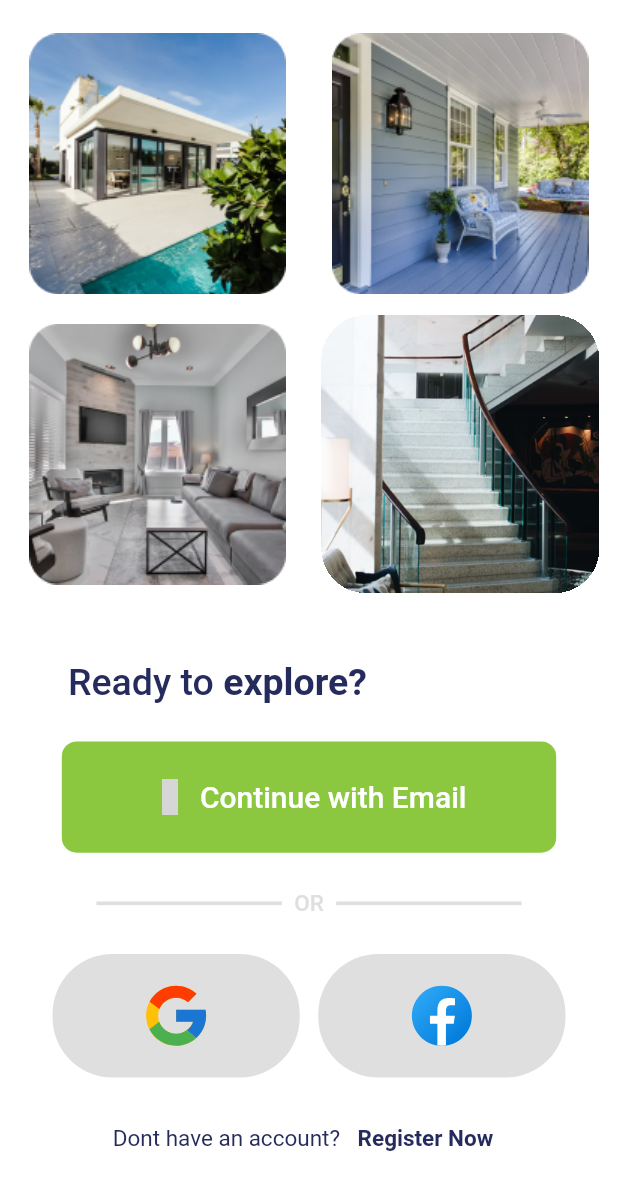
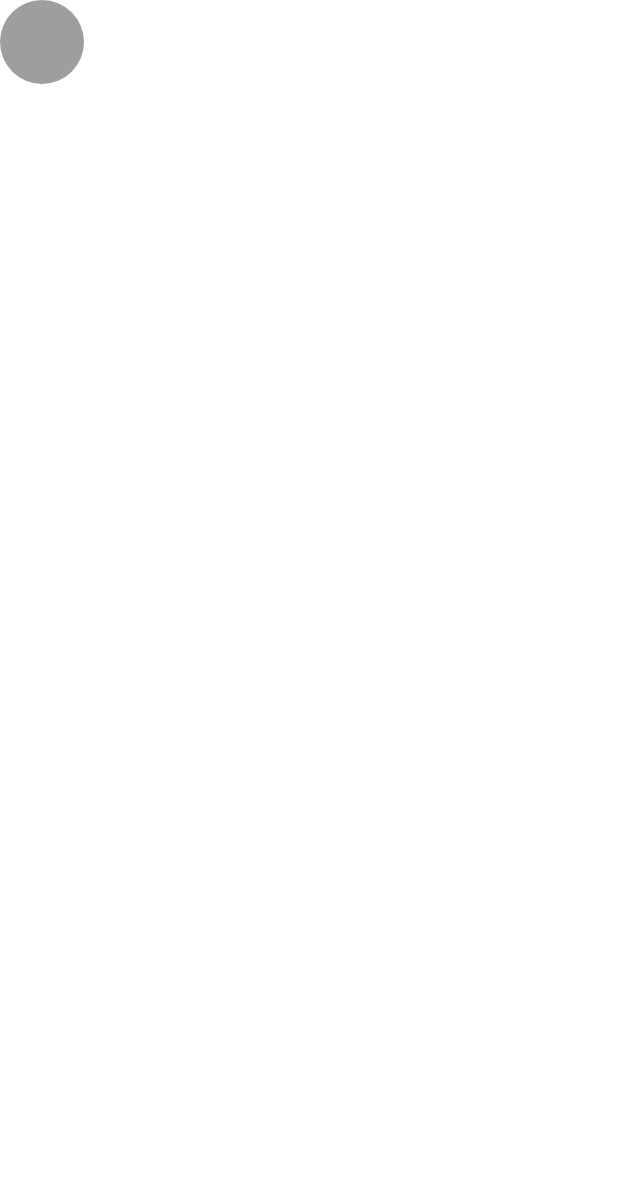
Before and after one commit to H-A-Group/NewRealty, a Flutter app: the StartUp screen opened by its route, after a tap on "Register Now", on a phone screen of 412 x 824 dp. Shown: the top 1190 px of the screen. Run offline on Flutter 3.47's test engine with Material 2 defaults, Android fonts, the phone set to English and light mode, and no system bars; our stand-ins replace flutter_svg, smooth_page_indicator; missing offline and left inert: icon_broken; grey boxes are pictures that could not be loaded.

```diff
--- a/lib/config/routes/app_routes.dart
+++ b/lib/config/routes/app_routes.dart
@@ -3,6 +3,7 @@ import 'package:flutter/material.dart';
 import 'package:real_estate/core/utils/app_strings.dart';
 import 'package:real_estate/presentation/screens/login_screen.dart';
 import 'package:real_estate/presentation/screens/on_boarding_screen.dart';
+import 'package:real_estate/presentation/screens/register_screen.dart';
 import 'package:real_estate/presentation/screens/splash_screen.dart';
 import 'package:real_estate/presentation/screens/startup.dart';
 
@@ -11,6 +12,8 @@ class Routes {
   static const String onBoardingRout = '/onBoarding';
   static const String logInRout = '/logIn';
   static const String startupRout = '/startup';
+    static const String registerRout = '/register';
+
 }
 
 class AppRoutes {
@@ -32,10 +35,17 @@ class AppRoutes {
         return CupertinoPageRoute(builder: (context) {
           return LoginScreen();
         });
+
+         case Routes.registerRout:
+        return CupertinoPageRoute(builder: (context) {
+          return const SignupScreen();
+        });
       default:
         return undefinedRoute();
     }
   }
+
+
 
   static Route<dynamic> undefinedRoute() {
     return CupertinoPageRoute(
--- a/lib/presentation/screens/login_screen.dart
+++ b/lib/presentation/screens/login_screen.dart
@@ -8,8 +8,11 @@ import 'package:real_estate/presentation/widgets/signin_buttons.dart';
 
 class LoginScreen extends StatelessWidget {
   LoginScreen({super.key});
+
+
   final TextEditingController emailController = TextEditingController();
   final TextEditingController passwordController = TextEditingController();
+
 
   @override
   Widget build(BuildContext context) {
@@ -80,8 +83,10 @@ class LoginScreen extends StatelessWidget {
                   type: TextInputType.visiblePassword,
                   isPassword: true,
                   validate: () {},
+
                   hint: "Password",
                   prefix: IconBroken.Lock,
+
                 ),
                 SizedBox(
                   height: context.height * 0.01,
--- /dev/null
+++ b/lib/presentation/screens/register_screen.dart
@@ -0,0 +1,21 @@
+import 'package:flutter/material.dart';
+import 'package:real_estate/core/utils/app_colors.dart';
+
+class SignupScreen extends StatelessWidget {
+  const SignupScreen({super.key});
+
+  @override
+  Widget build(BuildContext context) {
+    return Scaffold(
+      appBar: AppBar(
+        leading:  CircleAvatar(
+          backgroundColor: AppColors.normalGrey,
+          radius: 10.0,
+
+
+        ),
+
+      ),
+    );
+  }
+}
--- a/lib/presentation/screens/startup.dart
+++ b/lib/presentation/screens/startup.dart
@@ -67,6 +67,7 @@ class StartUp extends StatelessWidget {
                   ],
                 ),
               ),
+              SizedBox(height: context.height * 0.02),
               Row(
                 children: [
                   SizedBox(
@@ -89,7 +90,8 @@ class StartUp extends StatelessWidget {
                   ),
                 ],
               ),
-              SizedBox(height: context.height * 0.03),
+
+              SizedBox(height: context.height * 0.02),
               StartButton(
                 text: "Continue with Email",
                 width: context.width * 0.8,
@@ -101,9 +103,7 @@ class StartUp extends StatelessWidget {
               ),
               SizedBox(height: context.height * 0.01),
               const BuildSignInButtons(),
-              SizedBox(
-                height: context.height * 0.03,
-              )
+
             ],
           ),
         ),
--- a/lib/presentation/widgets/formfilds.dart
+++ b/lib/presentation/widgets/formfilds.dart
@@ -12,7 +12,7 @@ bool isPassword = false,
 required Function validate,
 required String hint,
 IconData? prefix,
-IconData ?suffix,
+IconData ? suffix,
 Function ?suffixPressed,
 bool isClickable = true,
 Widget? widget,
@@ -46,6 +46,9 @@ Container(
         enabled: isClickable,
 
         onFieldSubmitted: (s){ onSubmit!(s); },
+        onTap: (){
+
+        },
 
 
 
--- a/lib/presentation/widgets/signin_buttons.dart
+++ b/lib/presentation/widgets/signin_buttons.dart
@@ -1,5 +1,6 @@
 import 'package:flutter/material.dart';
 import 'package:flutter_svg/flutter_svg.dart';
+import 'package:real_estate/config/routes/app_routes.dart';
 import 'package:real_estate/core/utils/app_colors.dart';
 import 'package:real_estate/core/utils/media_query_values.dart';
 
@@ -84,7 +85,9 @@ class BuildSignInButtons extends StatelessWidget {
                   .copyWith(color: AppColors.darkBlue, fontSize: 15),
             ),
             TextButton(
-                onPressed: () {},
+                onPressed: () {
+                  Navigator.pushNamed(context, Routes.registerRout);
+                },
                 child: Text(
                   "Register Now",
                   style: Theme.of(context).textTheme.bodyLarge!.copyWith(
```
